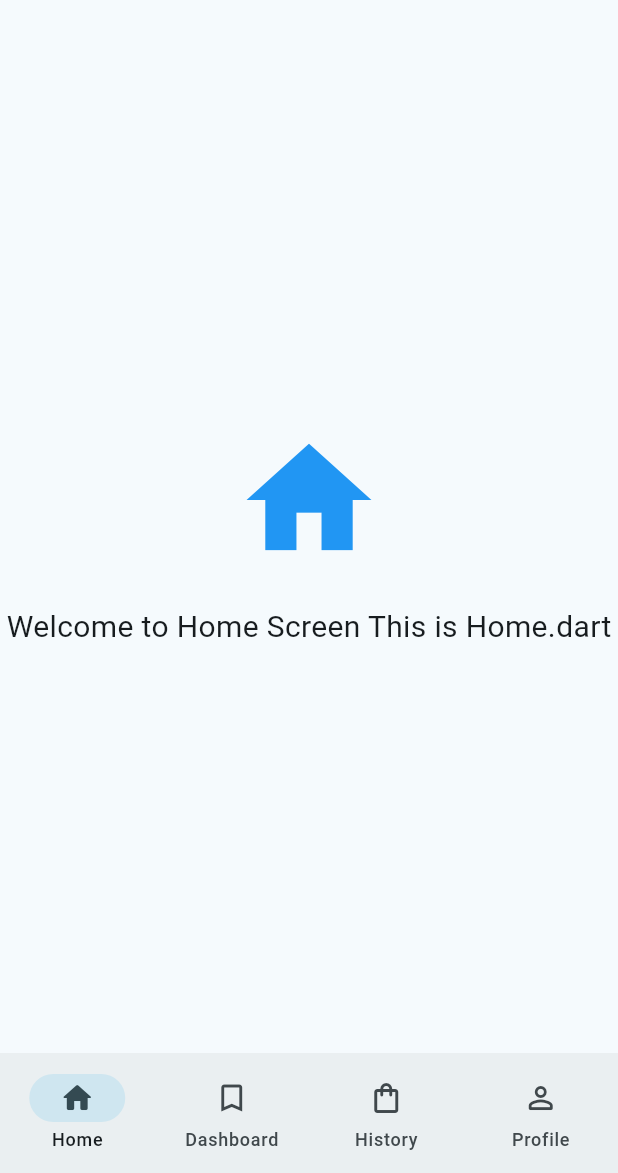
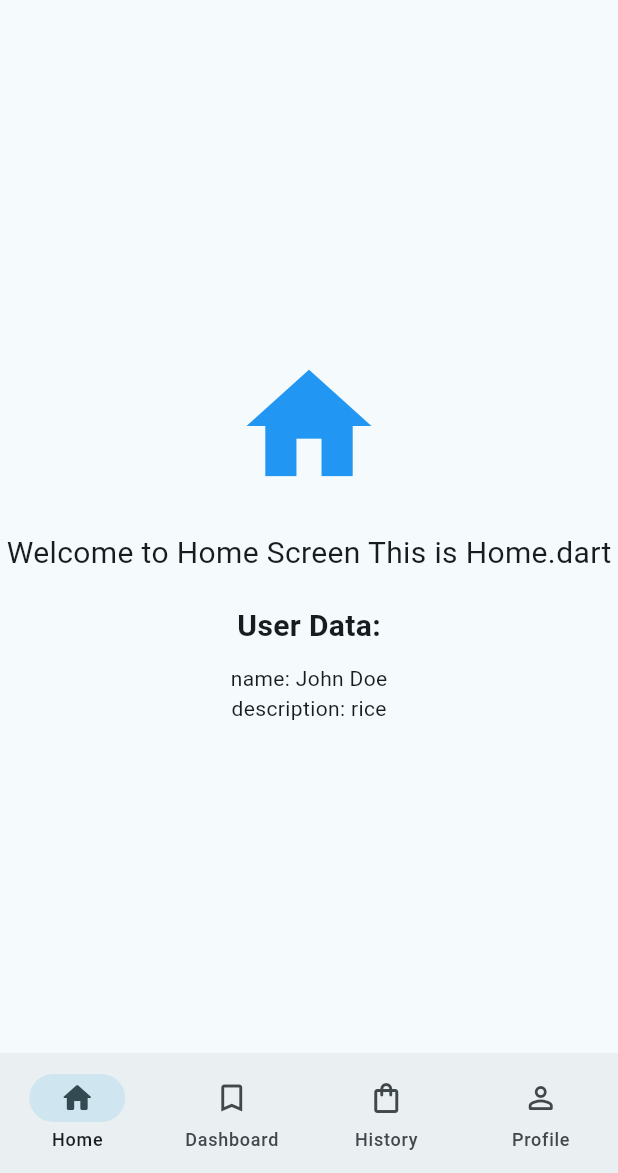
Before and after one commit to Thinnakorn050/mywallet, a Flutter app: the screen it shows after launch, on a phone screen of 412 x 824 dp, the part 63-1236 px from its top. Run offline on Flutter 3.47's test engine with Material 3 defaults, Android fonts, the phone set to English and light mode, and no system bars; our stand-ins replace font_awesome_flutter, sqflite; accounts and stored records are empty.

Commit message:
not finish

```diff
--- a/lib/Home.dart
+++ /dev/null
@@ -1,26 +0,0 @@
-import 'package:flutter/material.dart';
-
-class Home extends StatelessWidget {
-  @override
-  Widget build(BuildContext context) {
-    return Scaffold(
-      body: Center(
-        child: Column(
-          mainAxisAlignment: MainAxisAlignment.center,
-          children: [
-            Icon(
-              Icons.home,
-              size: 100,
-              color: Colors.blue,
-            ),
-            SizedBox(height: 20),
-            Text(
-              'Welcome to Home Screen This is Home.dart',
-              style: TextStyle(fontSize: 20),
-            ),
-          ],
-        ),
-      ),
-    );
-  }
-}
--- /dev/null
+++ b/lib/models/payment.dart
@@ -0,0 +1,41 @@
+import 'dart:convert';
+
+class Payment {
+  final int? id;
+  final String name;
+  final String description;
+
+  Payment({
+    this.id,
+    required this.name,
+    required this.description,
+  });
+  // Convert a Breed into a Map. The keys must correspond to the names of the
+  // columns in the database.
+  Map<String, dynamic> toMap() {
+    return {
+      'id': id,
+      'name': name,
+      'description': description,
+    };
+  }
+
+  factory Payment.fromMap(Map<String, dynamic> map) {
+    return Payment(
+      id: map['id']?.toInt() ?? 0,
+      name: map['name'] ?? '',
+      description: map['description'] ?? '',
+    );
+  }
+
+  String toJson() => json.encode(toMap());
+
+  factory Payment.fromJson(String source) =>
+      Payment.fromMap(json.decode(source));
+
+  // Implement toString to make it easier to see information about
+  // each breed when using the print statement.
+  @override
+  String toString() =>
+      'Payment(id: $id, name: $name, description: $description)';
+}
--- /dev/null
+++ b/lib/pages/Home.dart
@@ -0,0 +1,120 @@
+import 'package:flutter/material.dart';
+import 'package:mywallet/models/payment.dart';
+
+// class Home extends StatelessWidget {
+//   final Payment payment = Payment(name: 'John Doe', description: 'rice');
+
+//   @override
+//   Widget build(BuildContext context) {
+//     return Scaffold(
+//       body: Center(
+//         child: Column(
+//           mainAxisAlignment: MainAxisAlignment.center,
+//           children: [
+//             Icon(
+//               Icons.home,
+//               size: 100,
+//               color: Colors.blue,
+//             ),
+//             SizedBox(height: 20),
+//             Text(
+//               'Welcome to Home Screen This is Home.dart',
+//               style: TextStyle(fontSize: 20),
+//             ),
+//             SizedBox(height: 20),
+//             _buildPayment(payment),
+//           ],
+//         ),
+//       ),
+//     );
+//   }
+
+//   Widget _buildPayment(Payment payment) {
+//     return Column(
+//       children: [
+//         Text(
+//           'User Data:',
+//           style: TextStyle(fontSize: 20, fontWeight: FontWeight.bold),
+//         ),
+//         SizedBox(height: 10),
+//         Text('name: ${payment.name}'),
+//         Text('description: ${payment.description}'),
+//       ],
+//     );
+//   }
+// }
+
+class Home extends StatefulWidget {
+  @override
+  _HomeState createState() => _HomeState();
+}
+
+class _HomeState extends State<Home> {
+  late Future<Payment> userDataFuture;
+
+  @override
+  void initState() {
+    super.initState();
+    userDataFuture = fetchData(); // Implement your data fetching logic here
+  }
+
+  @override
+  Widget build(BuildContext context) {
+    return Scaffold(
+      body: FutureBuilder<Payment>(
+        future: userDataFuture,
+        builder: (context, snapshot) {
+          if (snapshot.connectionState == ConnectionState.waiting) {
+            return Center(child: CircularProgressIndicator());
+          } else if (snapshot.hasError) {
+            return Center(child: Text('Error: ${snapshot.error}'));
+          } else if (!snapshot.hasData) {
+            return Center(child: Text('No data available'));
+          } else {
+            return Center(
+              child: Column(
+                mainAxisAlignment: MainAxisAlignment.center,
+                children: [
+                  Icon(
+                    Icons.home,
+                    size: 100,
+                    color: Colors.blue,
+                  ),
+                  SizedBox(height: 20),
+                  Text(
+                    'Welcome to Home Screen This is Home.dart',
+                    style: TextStyle(fontSize: 20),
+                  ),
+                  SizedBox(height: 20),
+                  _buildUserData(snapshot.data!),
+                ],
+              ),
+            );
+          }
+        },
+      ),
+    );
+  }
+
+  Widget _buildUserData(Payment payment) {
+    return Column(
+      children: [
+        Text(
+          'User Data:',
+          style: TextStyle(fontSize: 20, fontWeight: FontWeight.bold),
+        ),
+        SizedBox(height: 10),
+        Text('name: ${payment.name}'),
+        Text('description: ${payment.description}'),
+      ],
+    );
+  }
+
+  Future<Payment> fetchData() async {
+    // Implement your data fetching logic here
+    // For example, you might use Dio, http package, or another method
+    // to fetch data from an API or a database
+    await Future.delayed(Duration(seconds: 2)); // Simulating a delay
+    return Payment(name: 'John Doe', description: 'rice');
+  }
+}
--- a/pubspec.yaml
+++ b/pubspec.yaml
@@ -30,6 +30,9 @@ environment:
 dependencies:
   flutter:
     sdk: flutter
+  font_awesome_flutter: ^9.2.0
+  path: ^1.8.0
+  sqflite: ^2.0.1
 
 
   # The following adds the Cupertino Icons font to your application.
```
Also changed, not shown: lib/common_widgets/income_builder.dart (added, +136 -0 lines), lib/common_widgets/payment_builder.dart (added, +79 -0 lines), lib/material3_bottom.dart (+4 -4 lines), lib/models/income.dart (added, +52 -0 lines), lib/services/database_service.dart (added, +142 -0 lines), lib/pages/Dashboard.dart (renamed from lib/Dashboard.dart), lib/pages/History.dart (renamed from lib/History.dart), lib/pages/Profile.dart (renamed from lib/Profile.dart), pubspec.lock, 1 other file.
